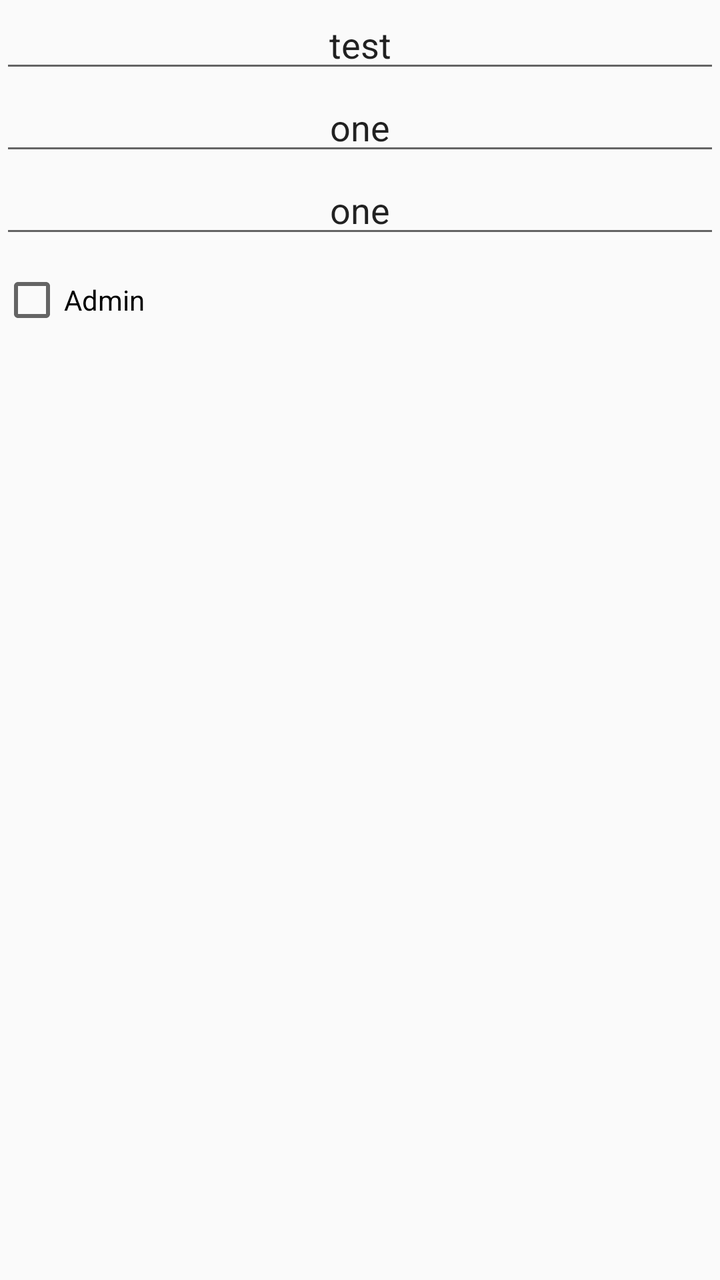
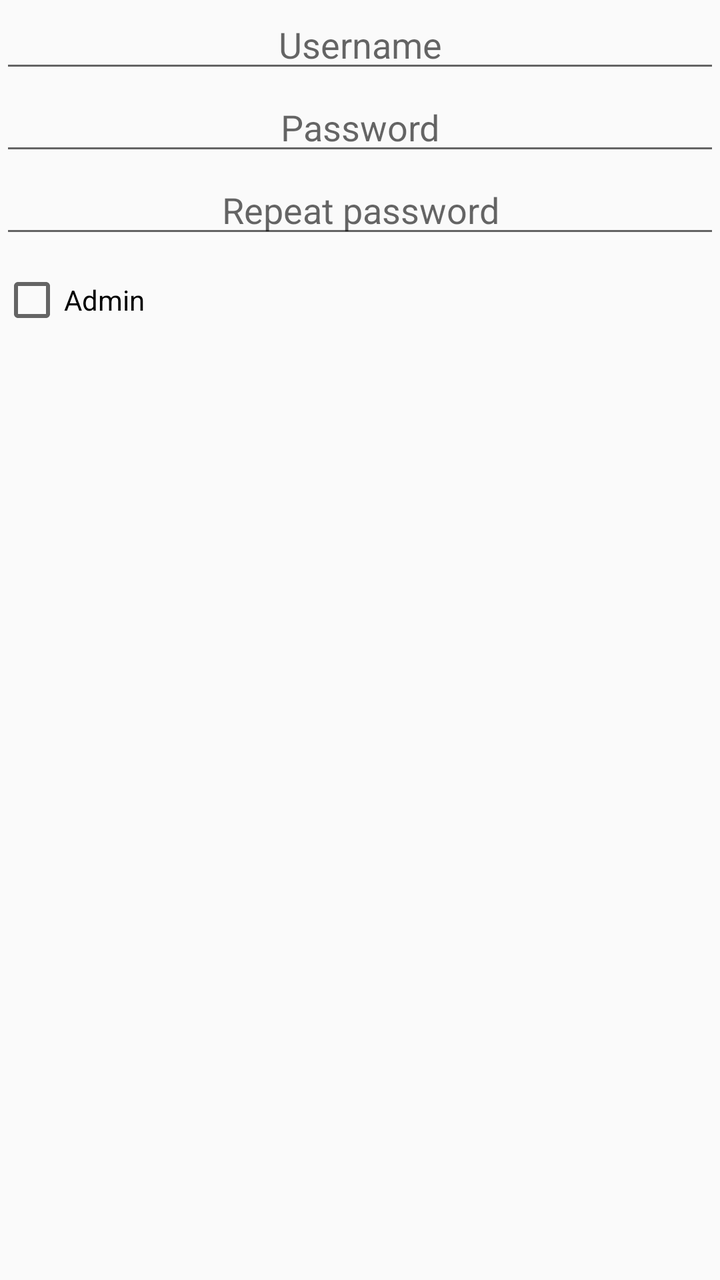

Compare the two renders of this Android layout. The source of the first and the diff that turns it into the second are given below.
<!-- AndroidManifest.xml: application theme MainTheme -->
<!-- res/layout/dialog_createuser.xml -->
<?xml version="1.0" encoding="utf-8"?>
<RelativeLayout xmlns:android="http://schemas.android.com/apk/res/android"
    android:layout_width="fill_parent"
    android:layout_height="fill_parent">

    <EditText
        android:id="@+id/username"
        android:layout_width="fill_parent"
        android:layout_height="wrap_content"
        android:gravity="center"
        android:hint="Username"
        android:text="test"/>

    <EditText
        android:id="@+id/pass1"
        android:layout_width="fill_parent"
        android:layout_height="wrap_content"
        android:gravity="center"
        android:hint="Password"
        android:layout_below="@id/username"
        android:text="one"/>

    <EditText
        android:id="@+id/pass2"
        android:layout_width="fill_parent"
        android:layout_height="wrap_content"
        android:gravity="center"
        android:hint="Repeat password"
        android:layout_below="@id/pass1"
        android:text="one"/>

    <CheckBox
        android:id="@+id/admin"
        android:layout_width="fill_parent"
        android:layout_height="wrap_content"
        android:layout_marginTop="10dp"
        android:text="Admin"
        android:layout_below="@id/pass2" />
</RelativeLayout>
<!-- resources referenced by this layout -->
<resources>
  <style name="MainTheme" parent="Theme.AppCompat.NoActionBar">
          
          
          <item name="android:colorPrimary">@color/darkgreen</item>
          
          <item name="android:colorPrimaryDark">@color/darkergreen</item>
          
          <item name="android:colorAccent">@color/darkgreen</item>
          <item name="windowActionBar">false</item>
      </style>
  <color name="darkgreen">#ff2e8b57</color>
  <color name="darkergreen">#ff29774c</color>
</resources>

<!-- the commit's change to res/layout/dialog_createuser.xml (unified diff, before → after) -->
@@ -8,8 +8,7 @@
         android:layout_width="fill_parent"
         android:layout_height="wrap_content"
         android:gravity="center"
-        android:hint="Username"
-        android:text="test"/>
+        android:hint="Username" />
 
     <EditText
         android:id="@+id/pass1"
@@ -17,8 +16,7 @@
         android:layout_height="wrap_content"
         android:gravity="center"
         android:hint="Password"
-        android:layout_below="@id/username"
-        android:text="one"/>
+        android:layout_below="@id/username" />
 
     <EditText
         android:id="@+id/pass2"
@@ -26,8 +24,7 @@
         android:layout_height="wrap_content"
         android:gravity="center"
         android:hint="Repeat password"
-        android:layout_below="@id/pass1"
-        android:text="one"/>
+        android:layout_below="@id/pass1" />
 
     <CheckBox
         android:id="@+id/admin"
